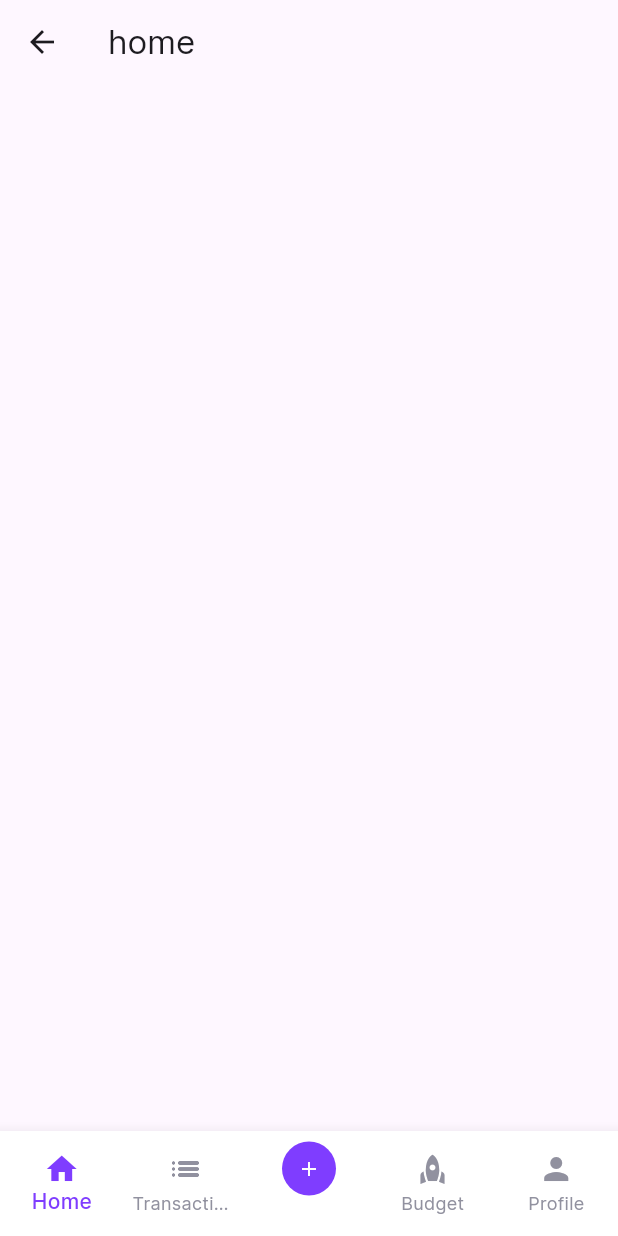
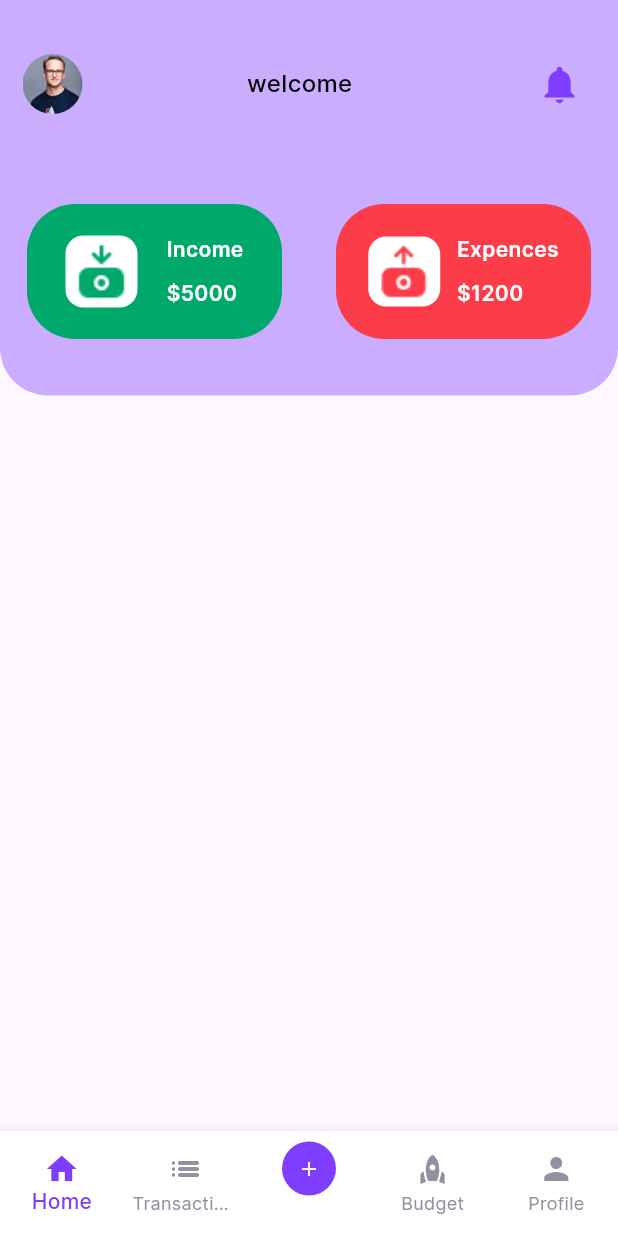
Before and after one commit to cmadhushan-dev/dp_expences_app_07, a Flutter app: the MainScreen screen opened directly, on a phone screen of 412 x 824 dp. Run offline on Flutter 3.47's test engine with Material 3 defaults, Android fonts, the light colour scheme and no system bars; our stand-ins replace shared_preferences, smooth_page_indicator; accounts and stored records are empty.

Commit message:
suscfully developed the home screen upper design

```diff
--- a/lib/screens/all_screens/home_screen.dart
+++ b/lib/screens/all_screens/home_screen.dart
@@ -1,4 +1,9 @@
+import 'package:dp_expenz_application/constant/constatnt.dart';
+import 'package:dp_expenz_application/services/user_service.dart';
 import 'package:flutter/material.dart';
+
+import '../../constant/colors.dart';
+import '../../widgets/reusble_home_page_card.dart';
 
 class HomeScreen extends StatefulWidget {
   const HomeScreen({super.key});
@@ -8,8 +13,98 @@ class HomeScreen extends StatefulWidget {
 }
 
 class _HomeScreenState extends State<HomeScreen> {
+  //fro stroe the username
+  String userName = "";
+
+  @override
+  void initState() {
+    super.initState();
+    //get the username from shared prefernces
+    UserService.getTheUserName().then((value) {
+      if (value['userName'] != null) {
+        setState(() {
+          userName = value['userName']!;
+        });
+      }
+    });
+  }
+
   @override
   Widget build(BuildContext context) {
-    return Scaffold(appBar: AppBar(title: Text('home'),),);
+    return Scaffold(
+      body: SingleChildScrollView(
+        child: Column(
+          children: [
+            Container(
+              height: MediaQuery.of(context).size.height * 0.32,
+              width: double.infinity,
+              decoration: BoxDecoration(
+                color: kMainColor.withOpacity(0.4),
+                borderRadius: const BorderRadius.only(
+                  bottomRight: Radius.circular(32),
+                  bottomLeft: Radius.circular(32),
+                ),
+              ),
+              child: Column(
+                children: [
+                  Padding(
+                    padding: const EdgeInsets.symmetric(
+                      vertical: 32,
+                      horizontal: kDefaulPadding,
+                    ),
+                    child: Row(
+                      mainAxisAlignment: MainAxisAlignment.spaceBetween,
+                      children: [
+                        ClipRRect(
+                          borderRadius: BorderRadius.circular(100),
+                          child: CircleAvatar(
+                            child: Image.asset('assets/imges/user.jpg'),
+                          ),
+                        ),
+                        Text(
+                          'welcome $userName',
+                          style: const TextStyle(
+                            color: kBlack,
+                            fontSize: 16,
+                            fontWeight: FontWeight.w500,
+                          ),
+                        ),
+
+                        IconButton(
+                          onPressed: () {},
+                          icon: const Icon(
+                            Icons.notifications,
+                            size: 30,
+                            color: kMainColor,
+                          ),
+                        ),
+                      ],
+                    ),
+                  ),
+                  const SizedBox(height: 24),
+                  const Row(
+                    mainAxisAlignment: MainAxisAlignment.spaceAround,
+                    children: [
+                      ReusbleHomePageCard(
+                        mainTitle: "Income",
+                        subTitelPrice: "5000",
+                        imgUrl: 'assets/imges/income.png',
+                        containerColr: kGreen,
+                      ),
+                      ReusbleHomePageCard(
+                        mainTitle: "Expences",
+                        subTitelPrice: "1200",
+                        imgUrl: 'assets/imges/expense.png',
+                        containerColr: kRed,
+                      ),
+                    ],
+                  ),
+                ],
+              ),
+            ),
+          ],
+        ),
+      ),
+    );
   }
 }
--- a/lib/services/user_service.dart
+++ b/lib/services/user_service.dart
@@ -47,4 +47,13 @@ class UserService {
     String? userName = pres.getString('userName');
     return userName != null;
   }
+
+  // method to return the user name and email
+  static Future<Map<String, String>> getTheUserName() async {
+    //instance of the shared preferences
+    SharedPreferences pres = await SharedPreferences.getInstance();
+    String? userName = pres.getString('userName');
+    String? userEmail = pres.getString('userEmail');
+    return {"userName": userName!, "userEmail": userEmail!};
+  }
 }
--- /dev/null
+++ b/lib/widgets/reusble_home_page_card.dart
@@ -0,0 +1,72 @@
+import 'package:flutter/material.dart';
+
+import '../constant/colors.dart';
+
+class ReusbleHomePageCard extends StatefulWidget {
+  final String mainTitle;
+  final String subTitelPrice;
+  final String imgUrl;
+  final Color containerColr;
+  const ReusbleHomePageCard({
+    super.key,
+    required this.mainTitle,
+    required this.subTitelPrice,
+    required this.imgUrl,
+    required this.containerColr,
+  });
+
+  @override
+  State<ReusbleHomePageCard> createState() => _ReusbleHomePageCardState();
+}
+
+class _ReusbleHomePageCardState extends State<ReusbleHomePageCard> {
+  @override
+  Widget build(BuildContext context) {
+    return Container(
+      width: 170,
+      height: 90,
+      decoration: BoxDecoration(
+        color: widget.containerColr,
+        borderRadius: BorderRadius.circular(32),
+      ),
+      child: Padding(
+        padding: const EdgeInsets.all(16.0),
+        child: Row(
+          mainAxisAlignment: MainAxisAlignment.spaceAround,
+          children: [
+            Container(
+              decoration: BoxDecoration(
+                color: kWhite,
+                borderRadius: BorderRadius.circular(12),
+              ),
+              child: Padding(
+                padding: const EdgeInsets.all(4.0),
+                child: Image.asset(widget.imgUrl, fit: BoxFit.cover, width: 40),
+              ),
+            ),
+            Column(
+              mainAxisAlignment: MainAxisAlignment.spaceAround,
+              crossAxisAlignment: CrossAxisAlignment.start,
+              children: [
+                Text(
+                  widget.mainTitle,
+                  style: const TextStyle(
+                    color: kWhite,
+                    fontWeight: FontWeight.w600,
+                  ),
+                ),
+                Text(
+                  "\$${widget.subTitelPrice}",
+                  style: const TextStyle(
+                    color: kWhite,
+                    fontWeight: FontWeight.w600,
+                  ),
+                ),
+              ],
+            ),
+          ],
+        ),
+      ),
+    );
+  }
+}
```
